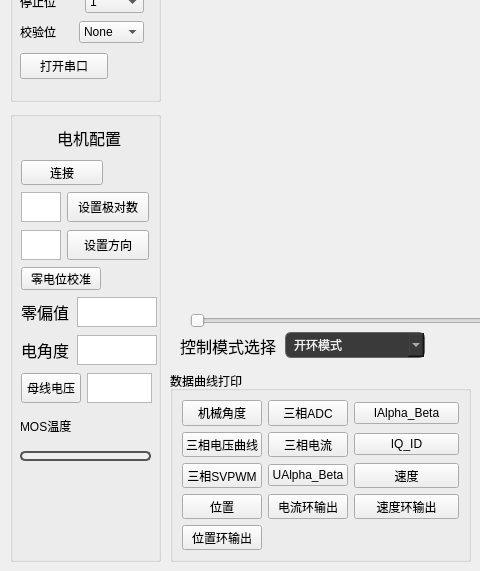
lhzloveyyj/LiJointMaster, file widget.ui: the form before one commit; both pictures show x 0 to 480 and y 199 to 770 of the 1300 by 770 pixel window.
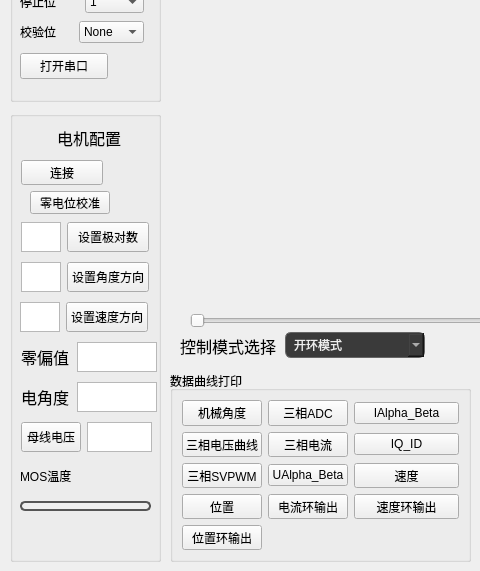
The form after the commit. Icons and pictures are not drawn. Custom widgets are drawn as their Qt base class.

Commit message: 添加速度环

```diff
--- a/widget.ui
+++ b/widget.ui
@@ -738,7 +738,7 @@
     <property name="geometry">
      <rect>
       <x>11</x>
-      <y>80</y>
+      <y>110</y>
       <width>128</width>
       <height>32</height>
      </rect>
@@ -773,7 +773,7 @@
     <property name="geometry">
      <rect>
       <x>11</x>
-      <y>118</y>
+      <y>150</y>
       <width>128</width>
       <height>32</height>
      </rect>
@@ -798,30 +798,17 @@
         </size>
        </property>
        <property name="text">
-        <string>设置方向</string>
+        <string>设置角度方向</string>
        </property>
       </widget>
      </item>
     </layout>
    </widget>
-   <widget class="QPushButton" name="zeroOffset_bt">
-    <property name="geometry">
-     <rect>
-      <x>11</x>
-      <y>156</y>
-      <width>80</width>
-      <height>23</height>
-     </rect>
-    </property>
-    <property name="text">
-     <string>零电位校准</string>
-    </property>
-   </widget>
    <widget class="QWidget" name="layoutWidget">
     <property name="geometry">
      <rect>
       <x>11</x>
-      <y>185</y>
+      <y>230</y>
       <width>136</width>
       <height>32</height>
      </rect>
@@ -855,7 +842,7 @@
     <property name="geometry">
      <rect>
       <x>11</x>
-      <y>223</y>
+      <y>270</y>
       <width>136</width>
       <height>32</height>
      </rect>
@@ -889,7 +876,7 @@
     <property name="geometry">
      <rect>
       <x>11</x>
-      <y>261</y>
+      <y>310</y>
       <width>133</width>
       <height>32</height>
      </rect>
@@ -924,7 +911,7 @@
     <property name="geometry">
      <rect>
       <x>10</x>
-      <y>340</y>
+      <y>390</y>
       <width>131</width>
       <height>10</height>
      </rect>
@@ -962,7 +949,7 @@
     <property name="geometry">
      <rect>
       <x>90</x>
-      <y>300</y>
+      <y>350</y>
       <width>50</width>
       <height>30</height>
      </rect>
@@ -981,7 +968,7 @@
     <property name="geometry">
      <rect>
       <x>10</x>
-      <y>300</y>
+      <y>350</y>
       <width>60</width>
       <height>30</height>
      </rect>
@@ -990,6 +977,54 @@
      <string>MOS温度</string>
     </property>
    </widget>
+   <widget class="QWidget" name="layoutWidget_2">
+    <property name="geometry">
+     <rect>
+      <x>10</x>
+      <y>190</y>
+      <width>128</width>
+      <height>32</height>
+     </rect>
+    </property>
+    <layout class="QHBoxLayout" name="horizontalLayout_25">
+     <item>
+      <widget class="QTextEdit" name="setSpeedDir_te">
+       <property name="maximumSize">
+        <size>
+         <width>40</width>
+         <height>30</height>
+        </size>
+       </property>
+      </widget>
+     </item>
+     <item>
+      <widget class="QPushButton" name="setSpeedDir_bt">
+       <property name="minimumSize">
+        <size>
+         <width>80</width>
+         <height>30</height>
+        </size>
+       </property>
+       <property name="text">
+        <string>设置速度方向</string>
+       </property>
+      </widget>
+     </item>
+    </layout>
+   </widget>
+   <widget class="QPushButton" name="zeroOffset_bt">
+    <property name="geometry">
+     <rect>
+      <x>20</x>
+      <y>80</y>
+      <width>80</width>
+      <height>23</height>
+     </rect>
+    </property>
+    <property name="text">
+     <string>零电位校准</string>
+    </property>
+   </widget>
   </widget>
   <widget class="QGroupBox" name="groupBox_4">
    <property name="geometry">
```
Left out of the diff: 14 changed lines with no effect on the pictures. The commit also changes 22 other files.
